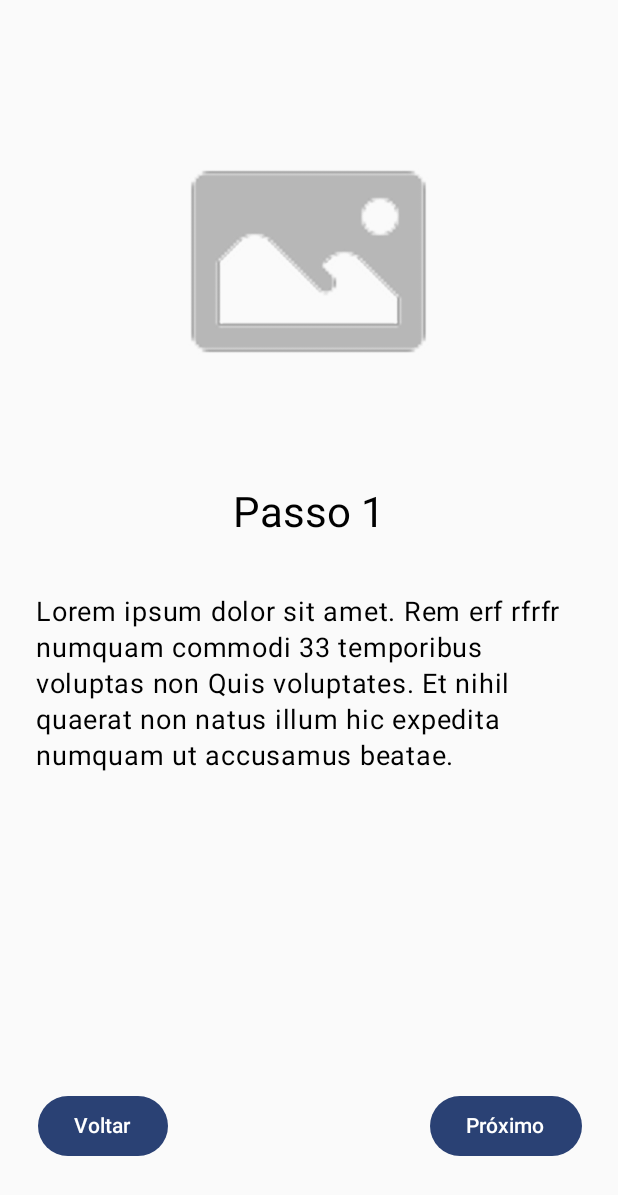
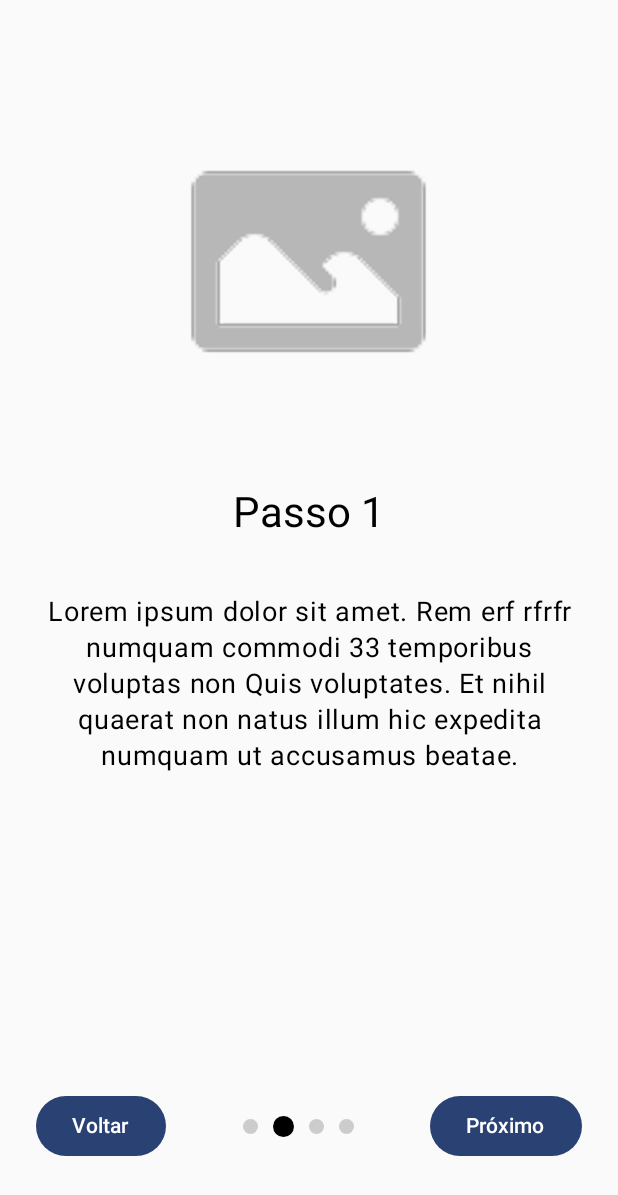
Before and after one commit to LeticiaSumida/PI3-Turma4-5, an Android app built with Jetpack Compose: the screen it shows after launch (SignUpActivity), after a tap on "Próximo", on a phone screen of 412 x 824 dp. Shown: the top 1195 px of the screen. Run offline under Robolectric (Android 15) with nearby library versions, the phone set to English and light mode, and no system bars; our stand-ins replace Firebase (no records; nobody signed in at launch, a user with empty details on screens opened directly); libraries missing offline, so code that uses them is left out: org.mindrot.jbcrypt.

Commit message:
Finalizacao do carousel de tutorial e termos (componente)

```diff
--- a/SuperID/app/src/main/java/br/edu/puc/superid/ui/WelcomeScreen.kt
+++ b/SuperID/app/src/main/java/br/edu/puc/superid/ui/WelcomeScreen.kt
@@ -2,24 +2,26 @@ package br.edu.puc.superid.ui
 
 import androidx.compose.animation.AnimatedContent
 import androidx.compose.animation.ExperimentalAnimationApi
-import androidx.compose.animation.R
+import androidx.compose.animation.SizeTransform
+import androidx.compose.animation.animateColorAsState
+import androidx.compose.animation.core.animateDpAsState
 import androidx.compose.animation.fadeIn
 import androidx.compose.animation.fadeOut
 import androidx.compose.animation.slideInHorizontally
 import androidx.compose.animation.slideOutHorizontally
-import androidx.compose.animation.togetherWith
 import androidx.compose.animation.with
 import androidx.compose.foundation.Image
 import androidx.compose.foundation.background
-import androidx.compose.foundation.clickable
 import androidx.compose.foundation.layout.Arrangement
 import androidx.compose.foundation.layout.Box
 import androidx.compose.foundation.layout.Column
 import androidx.compose.foundation.layout.Row
 import androidx.compose.foundation.layout.Spacer
 import androidx.compose.foundation.layout.fillMaxSize
+import androidx.compose.foundation.layout.fillMaxWidth
 import androidx.compose.foundation.layout.padding
 import androidx.compose.foundation.layout.size
+import androidx.compose.foundation.layout.width
 import androidx.compose.foundation.shape.CircleShape
 import androidx.compose.material3.Button
 import androidx.compose.material3.Checkbox
@@ -35,6 +37,7 @@ import androidx.compose.ui.Modifier
 import androidx.compose.ui.draw.clip
 import androidx.compose.ui.graphics.Color
 import androidx.compose.ui.res.painterResource
+import androidx.compose.ui.text.style.TextAlign
 import androidx.compose.ui.tooling.preview.Preview
 import androidx.compose.ui.unit.dp
 import androidx.compose.ui.unit.sp
@@ -55,13 +58,18 @@ fun WelcomeCarousel( onAceitar: () -> Unit ){
         horizontalAlignment = Alignment.CenterHorizontally
     ) {
         AnimatedContent(
-            targetState = paginas[paginaAtual],
+            targetState = paginaAtual,
             transitionSpec = {
-                (slideInHorizontally { fullWidth -> fullWidth } + fadeIn()).togetherWith(
-                    slideOutHorizontally { fullWidth -> -fullWidth } + fadeOut())
-            },
-            label = "Transição de Página"
-        ) { pagina ->
+                if (targetState > initialState) {
+                    slideInHorizontally { width -> width } + fadeIn() with
+                            slideOutHorizontally { width -> -width } + fadeOut()
+                } else {
+                    slideInHorizontally { width -> -width } + fadeIn() with
+                            slideOutHorizontally { width -> width } + fadeOut()
+                }.using(SizeTransform(clip = false))
+            }
+        ) { index ->
+            val pagina = paginas[index]
             when (pagina) {
                 "welcome" -> {
                     Column(horizontalAlignment = Alignment.CenterHorizontally) {
@@ -74,6 +82,8 @@ fun WelcomeCarousel( onAceitar: () -> Unit ){
                         Text(
                             "Lorem ipsum dolor sit amet. Rem erf rfrfr numquam commodi 33 temporibus voluptas non Quis voluptates. Et nihil quaerat non natus illum hic expedita numquam ut accusamus beatae.",
                             fontSize = 18.sp,
+                            modifier = Modifier.fillMaxWidth(),
+                            textAlign = TextAlign.Center
                         )
                     }
                 }
@@ -89,6 +99,8 @@ fun WelcomeCarousel( onAceitar: () -> Unit ){
                         Text(
                             "Lorem ipsum dolor sit amet. Rem erf rfrfr numquam commodi 33 temporibus voluptas non Quis voluptates. Et nihil quaerat non natus illum hic expedita numquam ut accusamus beatae.",
                             fontSize = 18.sp,
+                            modifier = Modifier.fillMaxWidth(),
+                            textAlign = TextAlign.Center
                         )
                     }
                 }
@@ -104,6 +116,8 @@ fun WelcomeCarousel( onAceitar: () -> Unit ){
                         Text(
                             "Lorem ipsum dolor sit amet. Rem erf rfrfr numquam commodi 33 temporibus voluptas non Quis voluptates. Et nihil quaerat non natus illum hic expedita numquam ut accusamus beatae.",
                             fontSize = 18.sp,
+                            modifier = Modifier.fillMaxWidth(),
+                            textAlign = TextAlign.Center
                         )
                     }
                 }
@@ -119,6 +133,8 @@ fun WelcomeCarousel( onAceitar: () -> Unit ){
                                     "O usuário concorda em nao utilizar o SuperID para atividades ilegais ou que violem direitos de terceiros.\n\n" +
                                     "Ao prosseguir, voce confirma que leu, compreendeu e aceita integralmente os termos de uso.\n",
                             fontSize = 18.sp,
+                            modifier = Modifier.fillMaxWidth(),
+                            textAlign = TextAlign.Center
                         )
                         Row(verticalAlignment = Alignment.CenterVertically) {
                             Checkbox(checked = aceitouTermos, onCheckedChange = { aceitouTermos = it })
@@ -129,36 +145,47 @@ fun WelcomeCarousel( onAceitar: () -> Unit ){
             }
         }
 
-        Row (
+        Row(
             modifier = Modifier
-                .align(Alignment.End)
-                .padding(bottom = 25.dp)
-            ){
-            if(paginas[paginaAtual] != "welcome") {
-                Button(
-                    onClick = {
-                        if (paginaAtual <= paginas.lastIndex) {
-                            paginaAtual--
-                        }
-                    },
-                ) {
+                .fillMaxWidth()
+                .padding(bottom = 25.dp),
+            verticalAlignment = Alignment.CenterVertically,
+            horizontalArrangement = Arrangement.SpaceBetween
+        ) {
+            if (paginaAtual != 0) {
+                Button(onClick = {
+                    if (paginaAtual > 0) paginaAtual--
+                }) {
                     Text("Voltar")
                 }
+            } else {
+                Spacer(modifier = Modifier.width(80.dp))
             }
-            /*Spacer(modifier = Modifier.padding(horizontal = 10.dp))
-            repeat(paginas.indexOf(String())) { index ->
-                Box(
-                    modifier = Modifier
-                        .size(12.dp)
-                        .clip(CircleShape)
-                        .background(if (paginaAtual == index) Color.Black else Color.Gray)
-                        .clickable { paginaAtual.scrollToPage(index) },
-                    contentAlignment = Alignment.Center
-                ) {
-                    Text("t")
+
+            Row(
+                horizontalArrangement = Arrangement.Center,
+                verticalAlignment = Alignment.CenterVertically
+            ) {
+                repeat(paginas.size) { index ->
+                    val isSelected = paginaAtual == index
+                    val animatedSize by animateDpAsState(targetValue = if (isSelected) 14.dp else 10.dp)
+                    val animatedColor by animateColorAsState(
+                        targetValue = if (isSelected) Color.Black else Color.LightGray
+                    )
+
+                    Box(
+                        modifier = Modifier
+                            .size(animatedSize)
+                            .clip(CircleShape)
+                            .background(animatedColor)
+                    )
+
+                    if (index != paginas.lastIndex) {
+                        Spacer(modifier = Modifier.width(10.dp))
+                    }
                 }
-            }*/
-            Spacer(modifier = Modifier.padding(horizontal = 87.dp))
+            }
+
             Button(
                 onClick = {
                     if (paginaAtual < paginas.lastIndex) {
@@ -172,7 +199,6 @@ fun WelcomeCarousel( onAceitar: () -> Unit ){
                 Text(if (paginaAtual == paginas.lastIndex) "Finalizar" else "Próximo")
             }
         }
-
     }
 }
 
```
